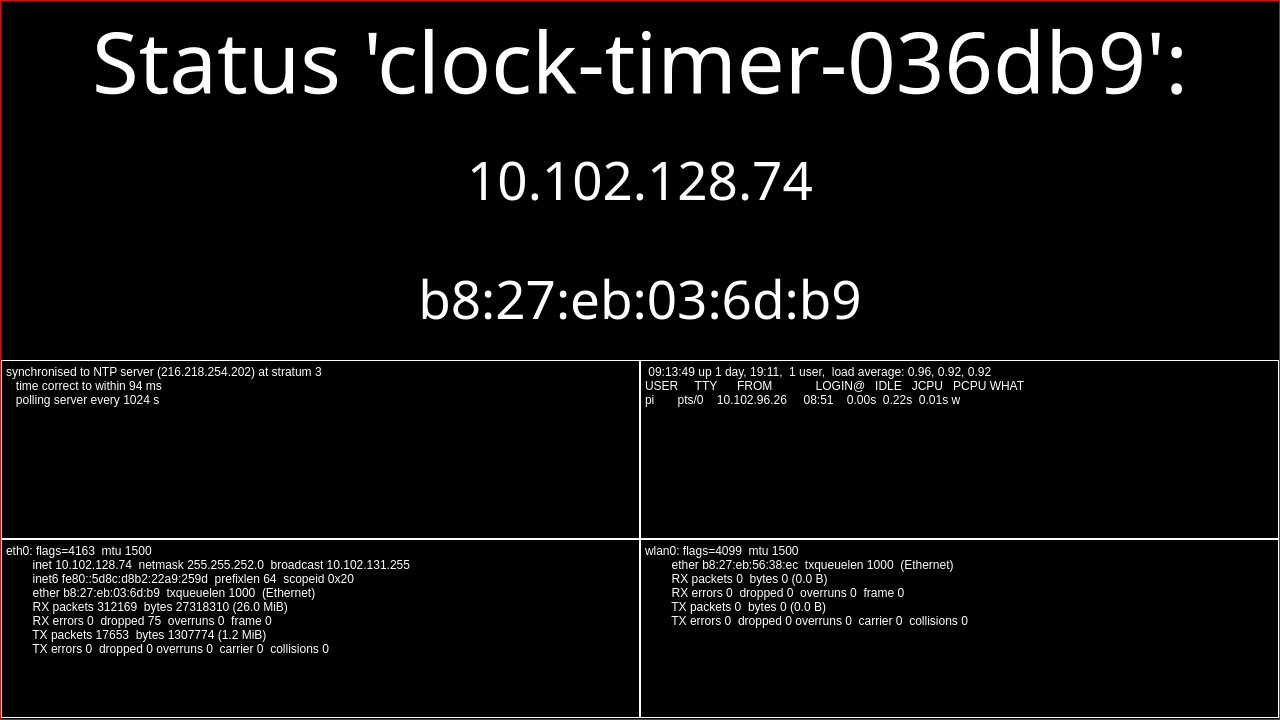
Old version of the form mainwindow.ui in the repository btendrich/pi-graphical-status.
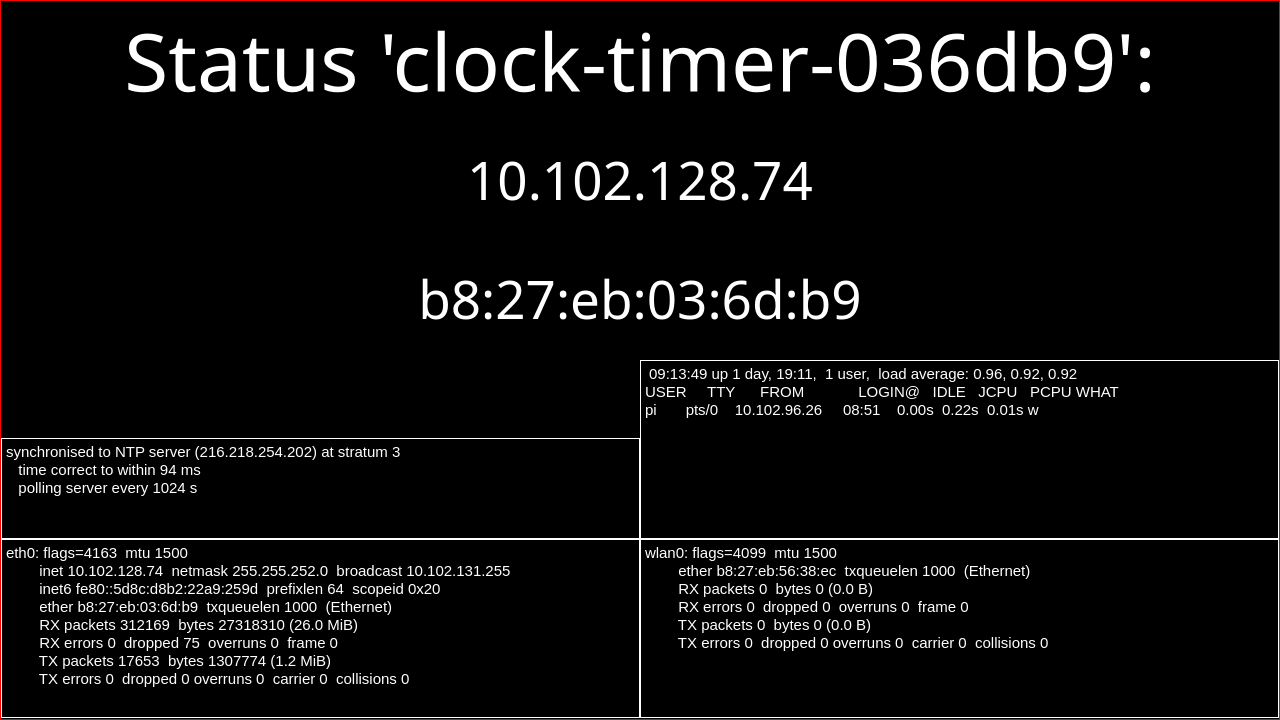
New version of the form.

The edit to the form file:
```diff
--- a/mainwindow.ui
+++ b/mainwindow.ui
@@ -44,6 +44,11 @@
        <height>179</height>
       </rect>
      </property>
+     <property name="font">
+      <font>
+       <pointsize>11</pointsize>
+      </font>
+     </property>
      <property name="styleSheet">
       <string notr="true">border-width: 1px; border-color: #ffffff; border-style: solid;</string>
      </property>
@@ -70,6 +75,11 @@
        <height>179</height>
       </rect>
      </property>
+     <property name="font">
+      <font>
+       <pointsize>11</pointsize>
+      </font>
+     </property>
      <property name="styleSheet">
       <string notr="true">border-width: 1px; border-color: #ffffff; border-style: solid;</string>
      </property>
@@ -89,11 +99,16 @@
      <property name="geometry">
       <rect>
        <x>1</x>
-       <y>360</y>
+       <y>438</y>
        <width>639</width>
-       <height>179</height>
+       <height>101</height>
       </rect>
      </property>
+     <property name="font">
+      <font>
+       <pointsize>11</pointsize>
+      </font>
+     </property>
      <property name="styleSheet">
       <string notr="true">border-width: 1px; border-color: #ffffff; border-style: solid;</string>
      </property>
@@ -115,6 +130,11 @@
        <height>179</height>
       </rect>
      </property>
+     <property name="font">
+      <font>
+       <pointsize>11</pointsize>
+      </font>
+     </property>
      <property name="styleSheet">
       <string notr="true">border-width: 1px; border-color: #ffffff; border-style: solid;</string>
      </property>
@@ -140,7 +160,7 @@
     <property name="font">
      <font>
       <family>.SF Compact Display</family>
-      <pointsize>64</pointsize>
+      <pointsize>60</pointsize>
      </font>
     </property>
     <property name="styleSheet">
```
